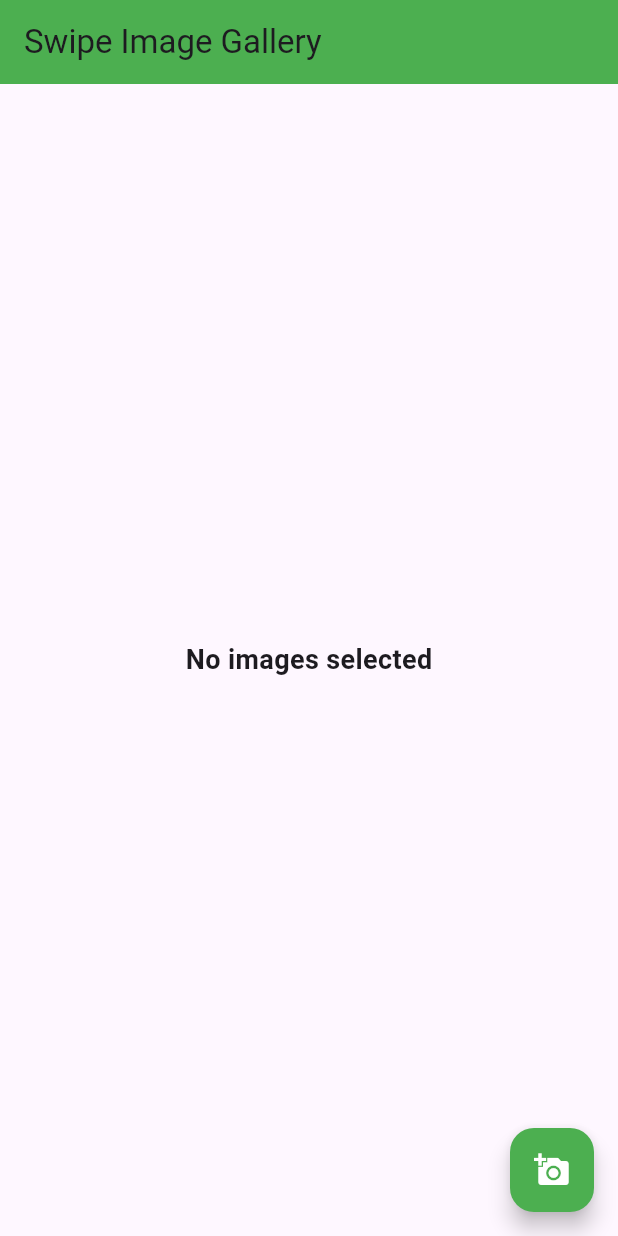
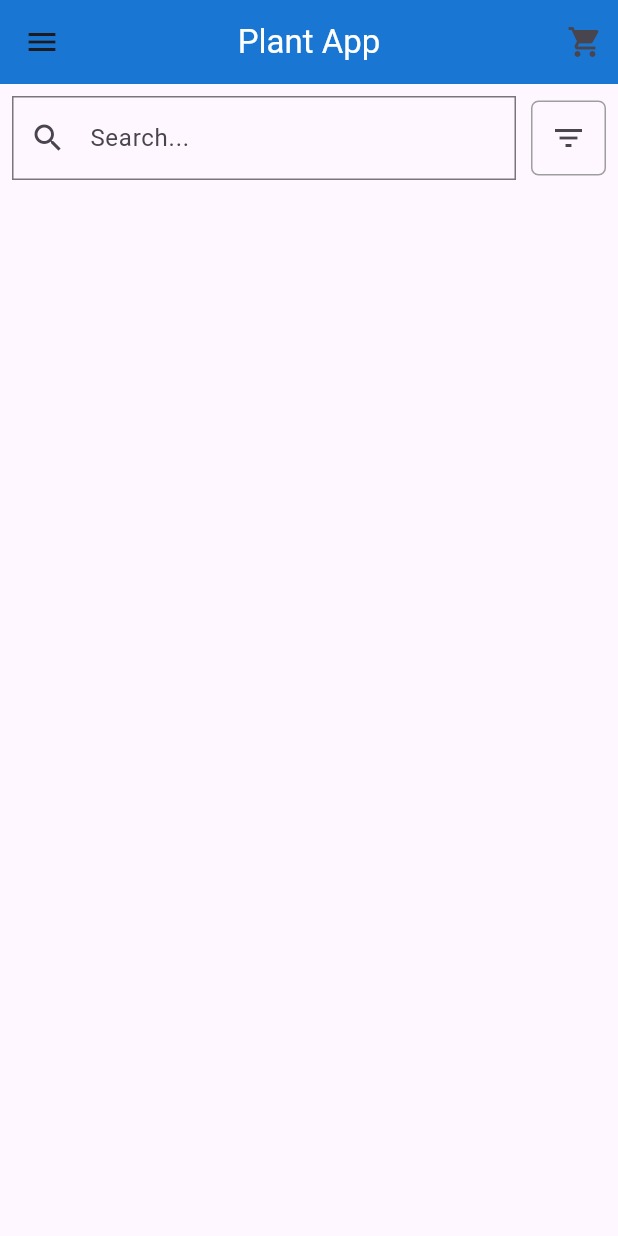
Before and after one commit to muqeet12345/Cam_-Easy-code, a Flutter app: the screen it shows after launch, on a phone screen of 412 x 824 dp. Run offline on Flutter 3.47's test engine with Material 3 defaults, Android fonts, the phone set to English and light mode, and no system bars; our stand-ins replace camera, image_picker, video_player; missing offline and left inert: torch_light.

Commit message:
Updated code with latest changes

```diff
--- a/lib/Swipable.dart
+++ b/lib/Swipable.dart
@@ -1,86 +1,74 @@
-import 'dart:io';
+
+import 'package:flutter/cupertino.dart';
 import 'package:flutter/material.dart';
-import 'package:image_picker/image_picker.dart';
 
-class ImageSwipeScreen extends StatefulWidget {
+class SwipScreen extends StatefulWidget{
   @override
-  _ImageSwipeScreenState createState() => _ImageSwipeScreenState();
+  SwipeWidget createState() => SwipeWidget();
 }
 
-class _ImageSwipeScreenState extends State<ImageSwipeScreen> {
-  List<File> images = [];
-
-  // Function to pick images
-  Future<void> pickImages() async {
-    final picker = ImagePicker();
-    final pickedFiles = await picker.pickMultiImage();
-
-    if (pickedFiles != null) {
-      setState(() {
-        images.addAll(pickedFiles.map((file) => File(file.path)));
-      });
-    }
-  }
-
+class SwipeWidget extends State<SwipScreen> {
   @override
   Widget build(BuildContext context) {
    return Scaffold(
      appBar: AppBar(
-        title: Text("Swipe Image Gallery"),
-        backgroundColor: Colors.green,
+       title: Text('Plant App',
+       style: TextStyle(
+         color: Colors.white
+       ),),
+       centerTitle: true,
+       backgroundColor: Colors.blue.shade700,
+       leading: Icon(Icons.menu),
+       actions: [
+         Padding(padding: EdgeInsets.all(10),
+      child:    Icon(Icons.shopping_cart),
+    )
+       ],
      ),
-      body: images.isEmpty
-          ? Center(
-        child: Text(
-          "No images selected",
-          style: TextStyle(fontSize: 18, fontWeight: FontWeight.bold),
+     body: Column(
+       mainAxisAlignment: MainAxisAlignment.start,
+       crossAxisAlignment: CrossAxisAlignment.start,
+       children: [
+         Padding(
+           padding: EdgeInsets.all(8.0),
+           child: Row(
+             children: [
+               // Search Bar
+               Expanded(
+                 child: TextField(
+                   decoration: InputDecoration(
+                     hintText: "Search...",
+                     prefixIcon: Icon(Icons.search),
+                     border: OutlineInputBorder(
+                       borderRadius: BorderRadius.circular(0), // Rectangular border
                      ),
-      )
-          : ListView.builder(
-        itemCount: images.length,
-        itemBuilder: (context, index) {
-          return Dismissible(
-            key: UniqueKey(),
-            background: Container(
-              color: Colors.red,
-              alignment: Alignment.centerRight,
-              padding: EdgeInsets.symmetric(horizontal: 20),
-              child: Icon(Icons.delete, color: Colors.white, size: 30),
                    ),
-            secondaryBackground: Container(
-              color: Colors.green,
-              alignment: Alignment.centerLeft,
-              padding: EdgeInsets.symmetric(horizontal: 20),
-              child: Icon(Icons.check, color: Colors.white, size: 30),
                  ),
-            onDismissed: (direction) {
-              setState(() {
-                if (direction == DismissDirection.endToStart) {
-                  images.removeAt(index); // Delete on swipe right
-                }
-              });
+               ),
+
+               SizedBox(width: 10), // Space between search bar and filter icon
+               // Filter Icon Button
+               Container(
+                 decoration: BoxDecoration(
+                   border: Border.all(color: Colors.grey),
+                   borderRadius: BorderRadius.circular(5), // Slightly rounded edges
+                 ),
+                 child: IconButton(
+                   onPressed: () {
+                     print("Filter Clicked");
                    },
-            child: Card(
-              margin: EdgeInsets.all(8),
-              child: Column(
-                children: [
-                  Image.file(images[index], height: 200, fit: BoxFit.cover),
-                  Padding(
-                    padding: EdgeInsets.all(8),
-                    child: Text("Swipe left to retain, right to delete",
-                        style: TextStyle(color: Colors.black54)),
+                   icon: Icon(Icons.filter_list), // Three-line filter icon
+                 ),
                ),
              ],
            ),
          ),
-          );
-        },
+
+         // Your existing widgets below
+       ],
      ),
-      floatingActionButton: FloatingActionButton(
-        onPressed: pickImages,
-        backgroundColor: Colors.green,
-        child: Icon(Icons.add_a_photo, color: Colors.white),
-      ),
+
    );
   }
+
 }
--- a/lib/main.dart
+++ b/lib/main.dart
@@ -1,6 +1,7 @@
 import 'package:camera_application/Swipable.dart';
 import 'package:camera_application/camera.dart';
 import 'package:camera_application/music_application.dart';
+import 'package:camera_application/Torch_Application.dart';
 import 'package:flutter/material.dart';
 import 'package:camera/camera.dart';
 
@@ -21,7 +22,7 @@ class MyApp extends StatelessWidget {
   Widget build(BuildContext context) {
     return MaterialApp(
       debugShowCheckedModeBanner: false,
-      home: ImageSwipeScreen(),
+      home: SwipScreen(),
     );
   }
 }
--- a/pubspec.yaml
+++ b/pubspec.yaml
@@ -39,6 +39,7 @@ dependencies:
   image_picker: ^1.1.2
   video_player: ^2.9.2
   just_audio: ^0.9.46
+  torch_light: ^1.1.0
 
 dev_dependencies:
   flutter_test:
```
Also changed, not shown: lib/Torch_Application.dart (added, +73 -0 lines), pubspec.lock, 252 other files. Lines whose indentation alone changed are shown as unchanged.
